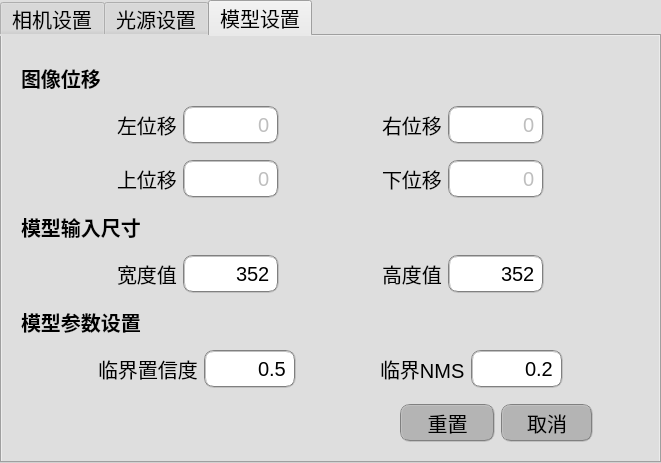
This is ConfigWidget.ui in shuaih7/ishop_ocr as Qt 5 draws it before an edit. The edited form follows.
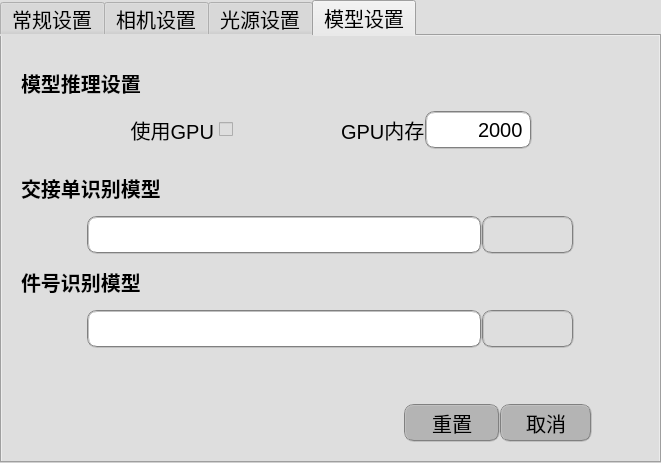
This is the edited form. The open tabs and pages were chosen to show the change. Icons and pictures are not drawn.

Diff of the .ui file:
```diff
--- a/ConfigWidget.ui
+++ b/ConfigWidget.ui
@@ -32,10 +32,272 @@
   </property>
   <property name="iconSize">
    <size>
-    <width>25</width>
-    <height>25</height>
+    <width>23</width>
+    <height>23</height>
    </size>
   </property>
+  <widget class="QWidget" name="generalTab">
+   <attribute name="icon">
+    <iconset>
+     <normaloff>data/icons/general_icon.png</normaloff>data/icons/general_icon.png</iconset>
+   </attribute>
+   <attribute name="title">
+    <string>常规设置</string>
+   </attribute>
+   <layout class="QGridLayout" name="gridLayout_4">
+    <item row="0" column="0">
+     <layout class="QVBoxLayout" name="verticalLayout_4" stretch="3,3,1,3,8,3">
+      <property name="leftMargin">
+       <number>10</number>
+      </property>
+      <property name="topMargin">
+       <number>10</number>
+      </property>
+      <property name="rightMargin">
+       <number>10</number>
+      </property>
+      <property name="bottomMargin">
+       <number>10</number>
+      </property>
+      <item>
+       <layout class="QHBoxLayout" name="horizontalLayout_14">
+        <item>
+         <widget class="QLabel" name="label_13">
+          <property name="styleSheet">
+           <string notr="true">font: bold;</string>
+          </property>
+          <property name="text">
+           <string>识别模式</string>
+          </property>
+         </widget>
+        </item>
+        <item>
+         <spacer name="horizontalSpacer_28">
+          <property name="orientation">
+           <enum>Qt::Horizontal</enum>
+          </property>
+          <property name="sizeHint" stdset="0">
+           <size>
+            <width>40</width>
+            <height>20</height>
+           </size>
+          </property>
+         </spacer>
+        </item>
+       </layout>
+      </item>
+      <item>
+       <layout class="QHBoxLayout" name="horizontalLayout_20" stretch="1,2,1,2,4">
+        <property name="spacing">
+         <number>7</number>
+        </property>
+        <item>
+         <spacer name="horizontalSpacer_13">
+          <property name="orientation">
+           <enum>Qt::Horizontal</enum>
+          </property>
+          <property name="sizeHint" stdset="0">
+           <size>
+            <width>40</width>
+            <height>20</height>
+           </size>
+          </property>
+         </spacer>
+        </item>
+        <item>
+         <widget class="QCheckBox" name="liveModeBtn">
+          <property name="text">
+           <string>视频检测</string>
+          </property>
+          <property name="autoExclusive">
+           <bool>true</bool>
+          </property>
+         </widget>
+        </item>
+        <item>
+         <spacer name="horizontalSpacer_18">
+          <property name="orientation">
+           <enum>Qt::Horizontal</enum>
+          </property>
+          <property name="sizeHint" stdset="0">
+           <size>
+            <width>40</width>
+            <height>20</height>
+           </size>
+          </property>
+         </spacer>
+        </item>
+        <item>
+         <widget class="QCheckBox" name="fileModeBtn">
+          <property name="text">
+           <string>文件检测</string>
+          </property>
+          <property name="autoExclusive">
+           <bool>true</bool>
+          </property>
+         </widget>
+        </item>
+        <item>
+         <spacer name="horizontalSpacer_15">
+          <property name="orientation">
+           <enum>Qt::Horizontal</enum>
+          </property>
+          <property name="sizeHint" stdset="0">
+           <size>
+            <width>40</width>
+            <height>20</height>
+           </size>
+          </property>
+         </spacer>
+        </item>
+       </layout>
+      </item>
+      <item>
+       <spacer name="verticalSpacer_7">
+        <property name="orientation">
+         <enum>Qt::Vertical</enum>
+        </property>
+        <property name="sizeHint" stdset="0">
+         <size>
+          <width>20</width>
+          <height>40</height>
+         </size>
+        </property>
+       </spacer>
+      </item>
+      <item>
+       <layout class="QHBoxLayout" name="horizontalLayout_21" stretch="1,1,6,1,1">
+        <item>
+         <spacer name="horizontalSpacer_40">
+          <property name="orientation">
+           <enum>Qt::Horizontal</enum>
+          </property>
+          <property name="sizeHint" stdset="0">
+           <size>
+            <width>40</width>
+            <height>20</height>
+           </size>
+          </property>
+         </spacer>
+        </item>
+        <item>
+         <widget class="QLabel" name="label_8">
+          <property name="text">
+           <string>文件夹</string>
+          </property>
+         </widget>
+        </item>
+        <item>
+         <widget class="QLineEdit" name="folderLine">
+          <property name="styleSheet">
+           <string notr="true">font-size: 20px;height: 30px;width: 80px; border:2px groove gray;border-radius:10px;padding:2px 4px;background-color:rgb(255,255,255)</string>
+          </property>
+         </widget>
+        </item>
+        <item>
+         <widget class="QPushButton" name="folderBtn">
+          <property name="styleSheet">
+           <string notr="true">font-size: 20px;height: 30px;width: 80px; border:2px groove gray;border-radius:10px;padding:2px 4px;</string>
+          </property>
+          <property name="text">
+           <string/>
+          </property>
+          <property name="icon">
+           <iconset>
+            <normaloff>../FabricUI/FabricUI/icon/folder_icon.png</normaloff>../FabricUI/FabricUI/icon/folder_icon.png</iconset>
+          </property>
+         </widget>
+        </item>
+        <item>
+         <spacer name="horizontalSpacer_41">
+          <property name="orientation">
+           <enum>Qt::Horizontal</enum>
+          </property>
+          <property name="sizeHint" stdset="0">
+           <size>
+            <width>40</width>
+            <height>20</height>
+           </size>
+          </property>
+         </spacer>
+        </item>
+       </layout>
+      </item>
+      <item>
+       <spacer name="verticalSpacer_6">
+        <property name="orientation">
+         <enum>Qt::Vertical</enum>
+        </property>
+        <property name="sizeHint" stdset="0">
+         <size>
+          <width>20</width>
+          <height>40</height>
+         </size>
+        </property>
+       </spacer>
+      </item>
+      <item>
+       <layout class="QHBoxLayout" name="horizontalLayout_10" stretch="8,0,1,1">
+        <item>
+         <spacer name="horizontalSpacer_16">
+          <property name="orientation">
+           <enum>Qt::Horizontal</enum>
+          </property>
+          <property name="sizeHint" stdset="0">
+           <size>
+            <width>40</width>
+            <height>20</height>
+           </size>
+          </property>
+         </spacer>
+        </item>
+        <item>
+         <widget class="QPushButton" name="generalSaveBtn">
+          <property name="styleSheet">
+           <string notr="true">font-size: 20px;height: 30px;width: 80px; border:2px groove gray;border-radius:10px;padding:2px 4px;background-color:rgb(180,180,180)</string>
+          </property>
+          <property name="text">
+           <string>重置</string>
+          </property>
+          <property name="icon">
+           <iconset>
+            <normaloff>data/icons/save.png</normaloff>data/icons/save.png</iconset>
+          </property>
+         </widget>
+        </item>
+        <item>
+         <widget class="QPushButton" name="generalExitBtn">
+          <property name="styleSheet">
+           <string notr="true">font-size: 20px;height: 30px;width: 80px; border:2px groove gray;border-radius:10px;padding:2px 4px;background-color:rgb(180,180,180)</string>
+          </property>
+          <property name="text">
+           <string>取消</string>
+          </property>
+          <property name="icon">
+           <iconset>
+            <normaloff>data/icons/exit_icon.png</normaloff>data/icons/exit_icon.png</iconset>
+          </property>
+         </widget>
+        </item>
+        <item>
+         <spacer name="horizontalSpacer_17">
+          <property name="orientation">
+           <enum>Qt::Horizontal</enum>
+          </property>
+          <property name="sizeHint" stdset="0">
+           <size>
+            <width>13</width>
+            <height>34</height>
+           </size>
+          </property>
+         </spacer>
+        </item>
+       </layout>
+      </item>
+     </layout>
+    </item>
+   </layout>
+  </widget>
   <widget class="QWidget" name="cameraTab">
    <property name="font">
     <font>
@@ -561,7 +823,10 @@
    </attribute>
    <layout class="QGridLayout" name="gridLayout_2">
     <item row="0" column="0">
-     <layout class="QVBoxLayout" name="verticalLayout_3" stretch="2,2,2,2,2,2,2,3">
+     <layout class="QVBoxLayout" name="verticalLayout_3" stretch="2,2,2,2,2,2,2,2">
+      <property name="spacing">
+       <number>0</number>
+      </property>
       <property name="leftMargin">
        <number>10</number>
       </property>
@@ -574,324 +839,6 @@
       <property name="bottomMargin">
        <number>10</number>
       </property>
-      <item>
-       <layout class="QHBoxLayout" name="horizontalLayout_10">
-        <item>
-         <widget class="QLabel" name="label_8">
-          <property name="styleSheet">
-           <string notr="true">font: bold;</string>
-          </property>
-          <property name="text">
-           <string>图像位移</string>
-          </property>
-         </widget>
-        </item>
-        <item>
-         <spacer name="horizontalSpacer_15">
-          <property name="orientation">
-           <enum>Qt::Horizontal</enum>
-          </property>
-          <property name="sizeHint" stdset="0">
-           <size>
-            <width>40</width>
-            <height>20</height>
-           </size>
-          </property>
-         </spacer>
-        </item>
-       </layout>
-      </item>
-      <item>
-       <layout class="QHBoxLayout" name="horizontalLayout_3">
-        <property name="bottomMargin">
-         <number>10</number>
-        </property>
-        <item>
-         <spacer name="horizontalSpacer_18">
-          <property name="orientation">
-           <enum>Qt::Horizontal</enum>
-          </property>
-          <property name="sizeHint" stdset="0">
-           <size>
-            <width>40</width>
-            <height>20</height>
-           </size>
-          </property>
-         </spacer>
-        </item>
-        <item>
-         <widget class="QLabel" name="label_11">
-          <property name="text">
-           <string>左位移</string>
-          </property>
-         </widget>
-        </item>
-        <item>
-         <widget class="QLineEdit" name="offLeftLine">
-          <property name="enabled">
-           <bool>false</bool>
-          </property>
-          <property name="styleSheet">
-           <string notr="true">border:2px groove gray;border-radius:10px;padding:2px 4px;background-color:rgb(255,255,255)</string>
-          </property>
-          <property name="text">
-           <string>0</string>
-          </property>
-          <property name="alignment">
-           <set>Qt::AlignRight|Qt::AlignTrailing|Qt::AlignVCenter</set>
-          </property>
-         </widget>
-        </item>
-        <item>
-         <spacer name="horizontalSpacer_17">
-          <property name="orientation">
-           <enum>Qt::Horizontal</enum>
-          </property>
-          <property name="sizeHint" stdset="0">
-           <size>
-            <width>40</width>
-            <height>20</height>
-           </size>
-          </property>
-         </spacer>
-        </item>
-        <item>
-         <widget class="QLabel" name="label_14">
-          <property name="text">
-           <string>右位移</string>
-          </property>
-         </widget>
-        </item>
-        <item>
-         <widget class="QLineEdit" name="offRightLine">
-          <property name="enabled">
-           <bool>false</bool>
-          </property>
-          <property name="styleSheet">
-           <string notr="true">border:2px groove gray;border-radius:10px;padding:2px 4px;background-color:rgb(255,255,255)</string>
-          </property>
-          <property name="text">
-           <string>0</string>
-          </property>
-          <property name="alignment">
-           <set>Qt::AlignRight|Qt::AlignTrailing|Qt::AlignVCenter</set>
-          </property>
-         </widget>
-        </item>
-        <item>
-         <spacer name="horizontalSpacer_16">
-          <property name="orientation">
-           <enum>Qt::Horizontal</enum>
-          </property>
-          <property name="sizeHint" stdset="0">
-           <size>
-            <width>40</width>
-            <height>20</height>
-           </size>
-          </property>
-         </spacer>
-        </item>
-       </layout>
-      </item>
-      <item>
-       <layout class="QHBoxLayout" name="horizontalLayout_8">
-        <item>
-         <spacer name="horizontalSpacer_21">
-          <property name="orientation">
-           <enum>Qt::Horizontal</enum>
-          </property>
-          <property name="sizeHint" stdset="0">
-           <size>
-            <width>40</width>
-            <height>20</height>
-           </size>
-          </property>
-         </spacer>
-        </item>
-        <item>
-         <widget class="QLabel" name="label_13">
-          <property name="text">
-           <string>上位移</string>
-          </property>
-         </widget>
-        </item>
-        <item>
-         <widget class="QLineEdit" name="offTopLine">
-          <property name="enabled">
-           <bool>false</bool>
-          </property>
-          <property name="styleSheet">
-           <string notr="true">border:2px groove gray;border-radius:10px;padding:2px 4px;background-color:rgb(255,255,255)</string>
-          </property>
-          <property name="text">
-           <string>0</string>
-          </property>
-          <property name="alignment">
-           <set>Qt::AlignRight|Qt::AlignTrailing|Qt::AlignVCenter</set>
-          </property>
-         </widget>
-        </item>
-        <item>
-         <spacer name="horizontalSpacer_20">
-          <property name="orientation">
-           <enum>Qt::Horizontal</enum>
-          </property>
-          <property name="sizeHint" stdset="0">
-           <size>
-            <width>40</width>
-            <height>20</height>
-           </size>
-          </property>
-         </spacer>
-        </item>
-        <item>
-         <widget class="QLabel" name="label_12">
-          <property name="text">
-           <string>下位移</string>
-          </property>
-         </widget>
-        </item>
-        <item>
-         <widget class="QLineEdit" name="offBottomLine">
-          <property name="enabled">
-           <bool>false</bool>
-          </property>
-          <property name="styleSheet">
-           <string notr="true">border:2px groove gray;border-radius:10px;padding:2px 4px;background-color:rgb(255,255,255)</string>
-          </property>
-          <property name="text">
-           <string>0</string>
-          </property>
-          <property name="alignment">
-           <set>Qt::AlignRight|Qt::AlignTrailing|Qt::AlignVCenter</set>
-          </property>
-         </widget>
-        </item>
-        <item>
-         <spacer name="horizontalSpacer_19">
-          <property name="orientation">
-           <enum>Qt::Horizontal</enum>
-          </property>
-          <property name="sizeHint" stdset="0">
-           <size>
-            <width>40</width>
-            <height>20</height>
-           </size>
-          </property>
-         </spacer>
-        </item>
-       </layout>
-      </item>
-      <item>
-       <layout class="QHBoxLayout" name="horizontalLayout_15">
-        <item>
-         <widget class="QLabel" name="label_9">
-          <property name="styleSheet">
-           <string notr="true">font: bold;</string>
-          </property>
-          <property name="text">
-           <string>模型输入尺寸</string>
-          </property>
-         </widget>
-        </item>
-        <item>
-         <spacer name="horizontalSpacer_31">
-          <property name="orientation">
-           <enum>Qt::Horizontal</enum>
-          </property>
-          <property name="sizeHint" stdset="0">
-           <size>
-            <width>40</width>
-            <height>20</height>
-           </size>
-          </property>
-         </spacer>
-        </item>
-       </layout>
-      </item>
-      <item>
-       <layout class="QHBoxLayout" name="horizontalLayout_11">
-        <item>
-         <spacer name="horizontalSpacer_23">
-          <property name="orientation">
-           <enum>Qt::Horizontal</enum>
-          </property>
-          <property name="sizeHint" stdset="0">
-           <size>
-            <width>40</width>
-            <height>20</height>
-           </size>
-          </property>
-         </spacer>
-        </item>
-        <item>
-         <widget class="QLabel" name="label_15">
-          <property name="text">
-           <string>宽度值</string>
-          </property>
-         </widget>
-        </item>
-        <item>
-         <widget class="QLineEdit" name="widthLine">
-          <property name="styleSheet">
-           <string notr="true">border:2px groove gray;border-radius:10px;padding:2px 4px;background-color:rgb(255,255,255)</string>
-          </property>
-          <property name="text">
-           <string>352</string>
-          </property>
-          <property name="alignment">
-           <set>Qt::AlignRight|Qt::AlignTrailing|Qt::AlignVCenter</set>
-          </property>
-         </widget>
-        </item>
-        <item>
-         <spacer name="horizontalSpacer_22">
-          <property name="orientation">
-           <enum>Qt::Horizontal</enum>
-          </property>
-          <property name="sizeHint" stdset="0">
-           <size>
-            <width>40</width>
-            <height>20</height>
-           </size>
-          </property>
-         </spacer>
-        </item>
-        <item>
-         <widget class="QLabel" name="label_16">
-          <property name="text">
-           <string>高度值</string>
-          </property>
-         </widget>
-        </item>
-        <item>
-         <widget class="QLineEdit" name="heightLine">
-          <property name="styleSheet">
-           <string notr="true">border:2px groove gray;border-radius:10px;padding:2px 4px;background-color:rgb(255,255,255)</string>
-          </property>
-          <property name="text">
-           <string>352</string>
-          </property>
-          <property name="alignment">
-           <set>Qt::AlignRight|Qt::AlignTrailing|Qt::AlignVCenter</set>
-          </property>
-         </widget>
-        </item>
-        <item>
-         <spacer name="horizontalSpacer_24">
-          <property name="orientation">
-           <enum>Qt::Horizontal</enum>
-          </property>
-          <property name="sizeHint" stdset="0">
-           <size>
-            <width>40</width>
-            <height>20</height>
-           </size>
-          </property>
-         </spacer>
-        </item>
-       </layout>
-      </item>
       <item>
        <layout class="QHBoxLayout" name="horizontalLayout_13">
         <item>
@@ -900,7 +847,7 @@
            <string notr="true">font: bold;</string>
           </property>
           <property name="text">
-           <string>模型参数设置</string>
+           <string>模型推理设置</string>
           </property>
          </widget>
         </item>
@@ -920,12 +867,12 @@
        </layout>
       </item>
       <item>
-       <layout class="QHBoxLayout" name="horizontalLayout_14">
+       <layout class="QHBoxLayout" name="horizontalLayout_15">
         <property name="bottomMargin">
          <number>10</number>
         </property>
         <item>
-         <spacer name="horizontalSpacer_28">
+         <spacer name="horizontalSpacer_31">
           <property name="orientation">
            <enum>Qt::Horizontal</enum>
           </property>
@@ -938,19 +885,42 @@
          </spacer>
         </item>
         <item>
-         <widget class="QLabel" name="label_17">
+         <widget class="QCheckBox" name="gpuBtn">
+          <property name="layoutDirection">
+           <enum>Qt::RightToLeft</enum>
+          </property>
           <property name="text">
-           <string>临界置信度</string>
+           <string>使用GPU</string>
           </property>
          </widget>
         </item>
         <item>
-         <widget class="QLineEdit" name="threshLine">
+         <spacer name="horizontalSpacer_32">
+          <property name="orientation">
+           <enum>Qt::Horizontal</enum>
+          </property>
+          <property name="sizeHint" stdset="0">
+           <size>
+            <width>40</width>
+            <height>20</height>
+           </size>
+          </property>
+         </spacer>
+        </item>
+        <item>
+         <widget class="QLabel" name="label_20">
+          <property name="text">
+           <string>GPU内存</string>
+          </property>
+         </widget>
+        </item>
+        <item>
+         <widget class="QLineEdit" name="gpuMemLine">
           <property name="styleSheet">
            <string notr="true">border:2px groove gray;border-radius:10px;padding:2px 4px;background-color:rgb(255,255,255)</string>
           </property>
           <property name="text">
-           <string>0.5</string>
+           <string>2000</string>
           </property>
           <property name="alignment">
            <set>Qt::AlignRight|Qt::AlignTrailing|Qt::AlignVCenter</set>
@@ -958,7 +928,7 @@
          </widget>
         </item>
         <item>
-         <spacer name="horizontalSpacer_29">
+         <spacer name="horizontalSpacer_33">
           <property name="orientation">
            <enum>Qt::Horizontal</enum>
           </property>
@@ -970,28 +940,73 @@
           </property>
          </spacer>
         </item>
+       </layout>
+      </item>
+      <item>
+       <layout class="QHBoxLayout" name="horizontalLayout_16">
         <item>
-         <widget class="QLabel" name="label_18">
+         <widget class="QLabel" name="label_11">
+          <property name="styleSheet">
+           <string notr="true">font: bold;</string>
+          </property>
           <property name="text">
-           <string>临界NMS</string>
+           <string>交接单识别模型</string>
           </property>
          </widget>
         </item>
         <item>
-         <widget class="QLineEdit" name="nmsLine">
+         <spacer name="horizontalSpacer_34">
+          <property name="orientation">
+           <enum>Qt::Horizontal</enum>
+          </property>
+          <property name="sizeHint" stdset="0">
+           <size>
+            <width>40</width>
+            <height>20</height>
+           </size>
+          </property>
+         </spacer>
+        </item>
+       </layout>
+      </item>
+      <item>
+       <layout class="QHBoxLayout" name="horizontalLayout_18" stretch="1,6,1,1">
+        <item>
+         <spacer name="horizontalSpacer_36">
+          <property name="orientation">
+           <enum>Qt::Horizontal</enum>
+          </property>
+          <property name="sizeHint" stdset="0">
+           <size>
+            <width>40</width>
+            <height>20</height>
+           </size>
+          </property>
+         </spacer>
+        </item>
+        <item>
+         <widget class="QLineEdit" name="docModelLine">
           <property name="styleSheet">
-           <string notr="true">border:2px groove gray;border-radius:10px;padding:2px 4px;background-color:rgb(255,255,255)</string>
+           <string notr="true">font-size: 20px;height: 30px;width: 80px; border:2px groove gray;border-radius:10px;padding:2px 4px;background-color:rgb(255,255,255)</string>
           </property>
+         </widget>
+        </item>
+        <item>
+         <widget class="QPushButton" name="docModelBtn">
+          <property name="styleSheet">
+           <string notr="true">font-size: 20px;height: 30px;width: 80px; border:2px groove gray;border-radius:10px;padding:2px 4px;</string>
+          </property>
           <property name="text">
-           <string>0.2</string>
+           <string/>
           </property>
-          <property name="alignment">
-           <set>Qt::AlignRight|Qt::AlignTrailing|Qt::AlignVCenter</set>
+          <property name="icon">
+           <iconset>
+            <normaloff>../FabricUI/FabricUI/icon/folder_icon.png</normaloff>../FabricUI/FabricUI/icon/folder_icon.png</iconset>
           </property>
          </widget>
         </item>
         <item>
-         <spacer name="horizontalSpacer_30">
+         <spacer name="horizontalSpacer_37">
           <property name="orientation">
            <enum>Qt::Horizontal</enum>
           </property>
@@ -1005,8 +1020,102 @@
         </item>
        </layout>
       </item>
+      <item>
+       <layout class="QHBoxLayout" name="horizontalLayout_17">
+        <item>
+         <widget class="QLabel" name="label_12">
+          <property name="styleSheet">
+           <string notr="true">font: bold;</string>
+          </property>
+          <property name="text">
+           <string>件号识别模型</string>
+          </property>
+         </widget>
+        </item>
+        <item>
+         <spacer name="horizontalSpacer_35">
+          <property name="orientation">
+           <enum>Qt::Horizontal</enum>
+          </property>
+          <property name="sizeHint" stdset="0">
+           <size>
+            <width>40</width>
+            <height>20</height>
+           </size>
+          </property>
+         </spacer>
+        </item>
+       </layout>
+      </item>
+      <item>
+       <layout class="QHBoxLayout" name="horizontalLayout_19" stretch="1,6,1,1">
+        <item>
+         <spacer name="horizontalSpacer_38">
+          <property name="orientation">
+           <enum>Qt::Horizontal</enum>
+          </property>
+          <property name="sizeHint" stdset="0">
+           <size>
+            <width>40</width>
+            <height>20</height>
+           </size>
+          </property>
+         </spacer>
+        </item>
+        <item>
+         <widget class="QLineEdit" name="ocrModelLine">
+          <property name="styleSheet">
+           <string notr="true">font-size: 20px;height: 30px;width: 80px; border:2px groove gray;border-radius:10px;padding:2px 4px;background-color:rgb(255,255,255)</string>
+          </property>
+         </widget>
+        </item>
+        <item>
+         <widget class="QPushButton" name="ocrModelBtn">
+          <property name="styleSheet">
+           <string notr="true">font-size: 20px;height: 30px;width: 80px; border:2px groove gray;border-radius:10px;padding:2px 4px;</string>
+          </property>
+          <property name="text">
+           <string/>
+          </property>
+          <property name="icon">
+           <iconset>
+            <normaloff>../FabricUI/FabricUI/icon/folder_icon.png</normaloff>../FabricUI/FabricUI/icon/folder_icon.png</iconset>
+          </property>
+         </widget>
+        </item>
+        <item>
+         <spacer name="horizontalSpacer_39">
+          <property name="orientation">
+           <enum>Qt::Horizontal</enum>
+          </property>
+          <property name="sizeHint" stdset="0">
+           <size>
+            <width>40</width>
+            <height>20</height>
+           </size>
+          </property>
+         </spacer>
+        </item>
+       </layout>
+      </item>
+      <item>
+       <spacer name="verticalSpacer_5">
+        <property name="orientation">
+         <enum>Qt::Vertical</enum>
+        </property>
+        <property name="sizeHint" stdset="0">
+         <size>
+          <width>20</width>
+          <height>40</height>
+         </size>
+        </property>
+       </spacer>
+      </item>
       <item>
        <layout class="QHBoxLayout" name="horizontalLayout_12" stretch="8,2,1,1">
+        <property name="topMargin">
+         <number>0</number>
+        </property>
         <item>
          <spacer name="horizontalSpacer_26">
           <property name="orientation">
```
Left out of the diff: 88 changed lines with no effect on the pictures.
